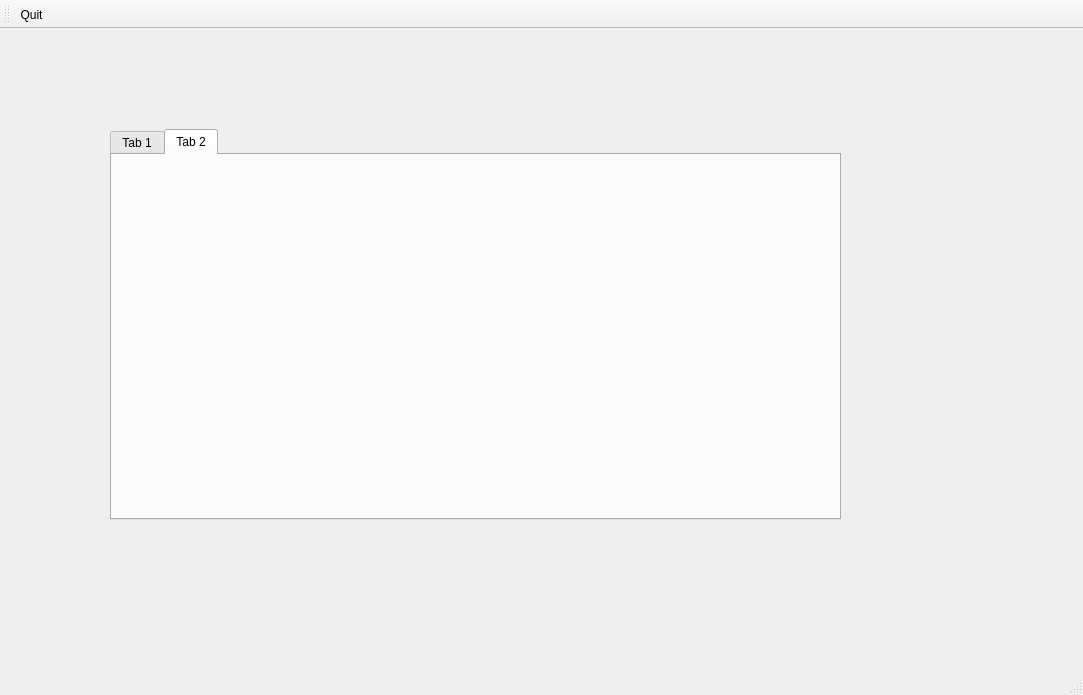
Before: the Qt Designer form RaspberryPI/mainwindow.ui in maruncz/RaspberryPI-tablet, drawn with Qt 5.
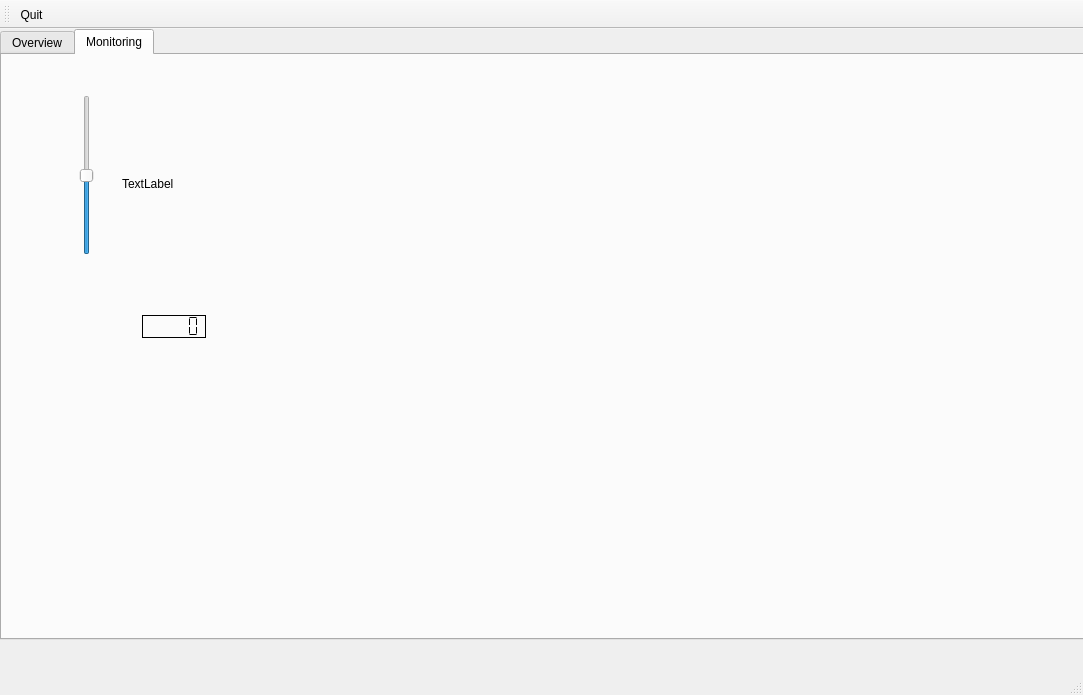
After: the same form once the commit is applied. The open tabs and pages were chosen to show the change. Icons and pictures are not drawn.

Commit message: On branch master 	modified:   RaspberryPI/RaspberryPI.pro.user 	modified:   RaspberryPI/main.cpp 	modified:   RaspberryPI/mainwindow.cpp 	modified:   RaspberryPI/mainwindow.h 	modified:   RaspberryPI/mainwindow.ui

Diff of the .ui file:
```diff
--- a/RaspberryPI/mainwindow.ui
+++ b/RaspberryPI/mainwindow.ui
@@ -17,21 +17,75 @@
    <widget class="QTabWidget" name="tabWidget">
     <property name="geometry">
      <rect>
-      <x>110</x>
-      <y>100</y>
-      <width>731</width>
-      <height>391</height>
+      <x>0</x>
+      <y>0</y>
+      <width>1091</width>
+      <height>611</height>
      </rect>
     </property>
-    <widget class="QWidget" name="tab">
+    <property name="currentIndex">
+     <number>1</number>
+    </property>
+    <widget class="QWidget" name="tab_overview">
      <attribute name="title">
-      <string>Tab 1</string>
+      <string>Overview</string>
      </attribute>
     </widget>
     <widget class="QWidget" name="tab_2">
      <attribute name="title">
-      <string>Tab 2</string>
+      <string>Monitoring</string>
      </attribute>
+     <widget class="QSlider" name="verticalSlider">
+      <property name="geometry">
+       <rect>
+        <x>70</x>
+        <y>40</y>
+        <width>29</width>
+        <height>160</height>
+       </rect>
+      </property>
+      <property name="maximum">
+       <number>255</number>
+      </property>
+      <property name="value">
+       <number>127</number>
+      </property>
+      <property name="orientation">
+       <enum>Qt::Vertical</enum>
+      </property>
+     </widget>
+     <widget class="QLabel" name="pwm">
+      <property name="geometry">
+       <rect>
+        <x>120</x>
+        <y>120</y>
+        <width>67</width>
+        <height>17</height>
+       </rect>
+      </property>
+      <property name="text">
+       <string>TextLabel</string>
+      </property>
+     </widget>
+     <widget class="QLCDNumber" name="lcdNumber">
+      <property name="geometry">
+       <rect>
+        <x>140</x>
+        <y>260</y>
+        <width>64</width>
+        <height>23</height>
+       </rect>
+      </property>
+      <property name="frameShadow">
+       <enum>QFrame::Plain</enum>
+      </property>
+      <property name="smallDecimalPoint">
+       <bool>false</bool>
+      </property>
+      <property name="segmentStyle">
+       <enum>QLCDNumber::Flat</enum>
+      </property>
+     </widget>
     </widget>
    </widget>
   </widget>
```
Left out of the diff: 2 changed lines with no effect on the pictures. The commit also changes 4 other files.
